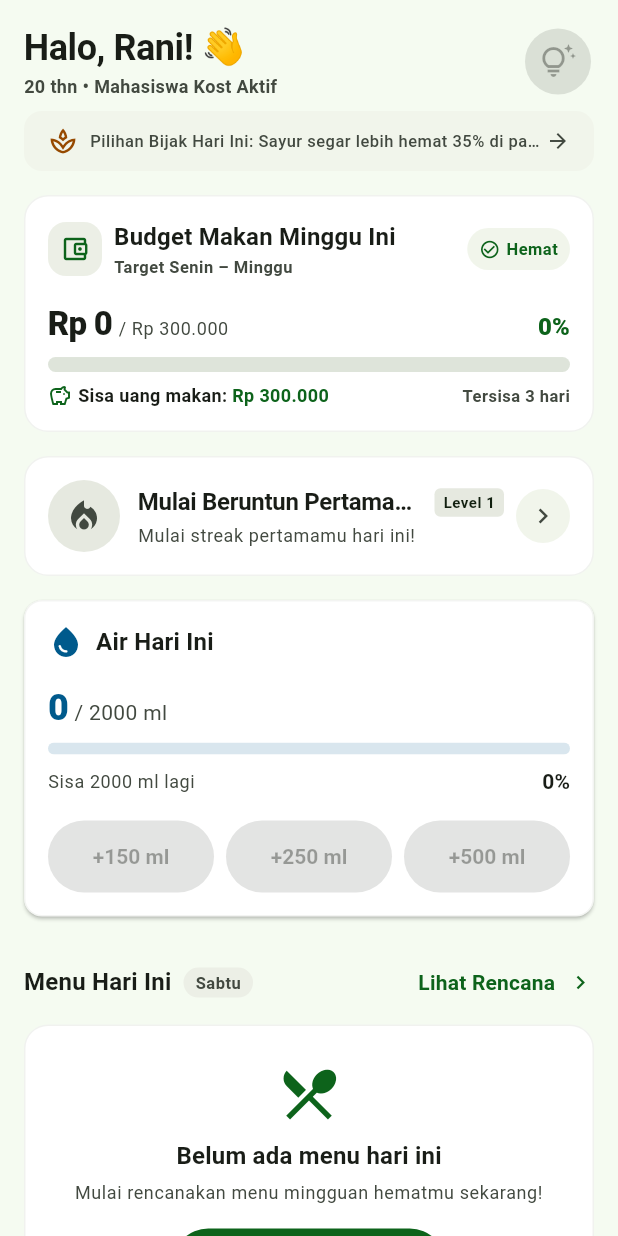
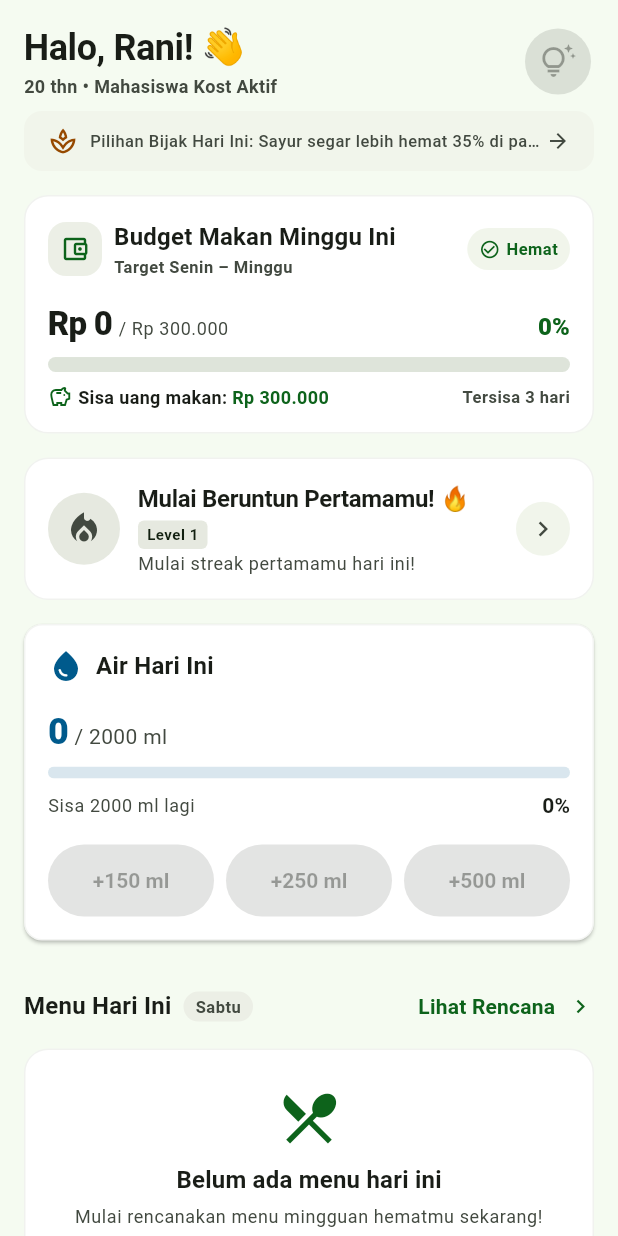
Before and after one commit to Kasanee-Teto/smartbites, a Flutter app: the HomeScreen screen opened directly with empty values, on a phone screen of 412 x 824 dp. Run offline on Flutter 3.47's test engine with Material 3 defaults, Android fonts, the light colour scheme and no system bars; accounts and stored records are empty; Roboto replaces fonts that are missing (Playfair).

Commit message:
feat(ui): eliminate responsive overflows, harmonize onboarding CTA, and verify wide layouts
- Add comprehensive responsive smoke tests for HomeScreen and MainNavigation across 6 device sizes (360x640, 411x891, 600x960, 768x1024, 1024x768, 1280x800) and 3 text scales (1.0, 1.3, 2.0)
- Resolve RenderFlex overflow in BudgetCard footer by converting rigid row to Wrap with inline WidgetSpan icon
- Resolve streak title and level chip crowding in StreakCard using Wrap alignment
- Fix today's menu header overflow in HomeScreen 2-column layout on medium tablet width (600dp)
- Update Zero Food Waste card breakpoint in HomeScreen to reflow on high text scaling (scale > 1.3)
- Harmonize OnboardingScreen primary CTA button to a fixed 48dp height across all slides, replacing unicode glyphs with M3 icons (Icons.arrow_forward & Icons.rocket_launch)
- Add MediaQuery.viewInsetsOf(context).bottom padding to QuickLogSheet for keyboard safety
- Maintain 100% test pass rate across all 118 unit and widget tests with 0 analyze issues

```diff
--- a/lib/screens/home_screen.dart
+++ b/lib/screens/home_screen.dart
@@ -408,24 +408,24 @@ class HomeScreen extends StatelessWidget {
       crossAxisAlignment: CrossAxisAlignment.stretch,
       children: [
         // Judul Menu Hari Ini + Chip Hari + Link Lihat Rencana
-        Row(
-          mainAxisAlignment: MainAxisAlignment.spaceBetween,
+        Wrap(
+          alignment: WrapAlignment.spaceBetween,
+          crossAxisAlignment: WrapCrossAlignment.center,
+          spacing: AppConstants.spaceSm,
+          runSpacing: 4,
           children: [
-            Expanded(
-              child: Row(
+            Wrap(
+              crossAxisAlignment: WrapCrossAlignment.center,
+              spacing: AppConstants.spaceSm,
+              runSpacing: 4,
               children: [
-                  Flexible(
-                    child: Text(
+                Text(
                   'Menu Hari Ini',
                   style: theme.textTheme.titleMedium?.copyWith(
                     fontWeight: FontWeight.bold,
                     color: colorScheme.onSurface,
                   ),
-                      maxLines: 1,
-                      overflow: TextOverflow.ellipsis,
                 ),
-                  ),
-                  const SizedBox(width: AppConstants.spaceSm),
                 Container(
                   padding: const EdgeInsets.symmetric(
                     horizontal: 8,
@@ -447,8 +447,6 @@ class HomeScreen extends StatelessWidget {
                 ),
               ],
             ),
-            ),
-            const SizedBox(width: AppConstants.spaceXs),
             TextButton.icon(
               onPressed: _navigateToMealPlan,
               style: TextButton.styleFrom(
@@ -583,7 +581,9 @@ class HomeScreen extends StatelessWidget {
       ),
       child: LayoutBuilder(
         builder: (context, constraints) {
-          final isNarrow = constraints.maxWidth < 420;
+          final isNarrow =
+              constraints.maxWidth < 480 ||
+              MediaQuery.textScalerOf(context).scale(14) > 18;
 
           if (isNarrow) {
             return Column(
--- a/lib/widgets/budget_card.dart
+++ b/lib/widgets/budget_card.dart
@@ -207,8 +207,11 @@ class BudgetCard extends StatelessWidget {
         const SizedBox(height: 6),
 
         // Subtext Keterangan
-        Row(
-          mainAxisAlignment: MainAxisAlignment.spaceBetween,
+        Wrap(
+          alignment: WrapAlignment.spaceBetween,
+          crossAxisAlignment: WrapCrossAlignment.center,
+          spacing: AppConstants.spaceSm,
+          runSpacing: 2,
           children: [
             Text(
               isUnset ? 'Budget belum diatur' : 'Terpakai $percentInt%',
@@ -391,25 +394,30 @@ class BudgetCard extends StatelessWidget {
           const SizedBox(height: AppConstants.spaceSm),
 
           // 4. Footer: Sisa / Lebih & Sisa Hari
-          Row(
-            mainAxisAlignment: MainAxisAlignment.spaceBetween,
+          Wrap(
+            alignment: WrapAlignment.spaceBetween,
+            crossAxisAlignment: WrapCrossAlignment.center,
+            spacing: AppConstants.spaceSm,
+            runSpacing: 4,
             children: [
-              Flexible(
-                child: Row(
-                  mainAxisSize: MainAxisSize.min,
+              Text.rich(
+                TextSpan(
                   children: [
-                    Icon(
+                    WidgetSpan(
+                      alignment: PlaceholderAlignment.middle,
+                      child: Padding(
+                        padding: const EdgeInsets.only(right: 4),
+                        child: Icon(
                           isOver
                               ? Icons.warning_amber_rounded
                               : Icons.savings_outlined,
                           size: 16,
-                      color: isOver ? colorScheme.error : colorScheme.primary,
+                          color: isOver
+                              ? colorScheme.error
+                              : colorScheme.primary,
                         ),
-                    const SizedBox(width: 4),
-                    Flexible(
-                      child: Text.rich(
-                        TextSpan(
-                          children: [
+                      ),
+                    ),
                     TextSpan(
                       text: isOver ? 'Lebih: ' : 'Sisa uang makan: ',
                       style: theme.textTheme.labelMedium?.copyWith(
@@ -420,20 +428,12 @@ class BudgetCard extends StatelessWidget {
                       text: formatRupiah(diff),
                       style: theme.textTheme.labelMedium?.copyWith(
                         fontWeight: FontWeight.bold,
-                                color: isOver
-                                    ? colorScheme.error
-                                    : colorScheme.primary,
-                              ),
-                            ),
-                          ],
-                        ),
-                        overflow: TextOverflow.ellipsis,
+                        color: isOver ? colorScheme.error : colorScheme.primary,
                       ),
                     ),
                   ],
                 ),
               ),
-              const SizedBox(width: AppConstants.spaceSm),
               Text(
                 'Tersisa $remainingDays hari',
                 style: theme.textTheme.labelSmall?.copyWith(
--- a/lib/widgets/quick_log_sheet.dart
+++ b/lib/widgets/quick_log_sheet.dart
@@ -107,8 +107,10 @@ class _QuickLogSheetState extends State<QuickLogSheet> {
           child: SafeArea(
             top: false,
             child: Padding(
-              padding: const EdgeInsets.symmetric(
-                horizontal: AppConstants.spaceMd,
+              padding: EdgeInsets.only(
+                left: AppConstants.spaceMd,
+                right: AppConstants.spaceMd,
+                bottom: MediaQuery.viewInsetsOf(context).bottom,
               ),
               child: Column(
                 mainAxisSize: MainAxisSize.min,
--- a/lib/widgets/streak_card.dart
+++ b/lib/widgets/streak_card.dart
@@ -102,21 +102,19 @@ class StreakCard extends StatelessWidget {
                 child: Column(
                   crossAxisAlignment: CrossAxisAlignment.start,
                   children: [
-                    Row(
+                    Wrap(
+                      crossAxisAlignment: WrapCrossAlignment.center,
+                      spacing: 6,
+                      runSpacing: 2,
                       children: [
-                        Flexible(
-                          child: Text(
-                            titleText,
-                            style: theme.textTheme.titleMedium?.copyWith(
-                              fontWeight: FontWeight.bold,
-                              color: colorScheme.onSurface,
-                              letterSpacing: -0.2,
-                            ),
-                            maxLines: 1,
-                            overflow: TextOverflow.ellipsis,
+                        Text(
+                          titleText,
+                          style: theme.textTheme.titleMedium?.copyWith(
+                            fontWeight: FontWeight.bold,
+                            color: colorScheme.onSurface,
+                            letterSpacing: -0.2,
                           ),
                         ),
-                        const SizedBox(width: 6),
                         Container(
                           padding: const EdgeInsets.symmetric(
                             horizontal: 6,
```
Also changed, not shown: lib/screens/onboarding_screen.dart (+10 -6 lines), 1 other file. Lines whose indentation alone changed are shown as unchanged.
